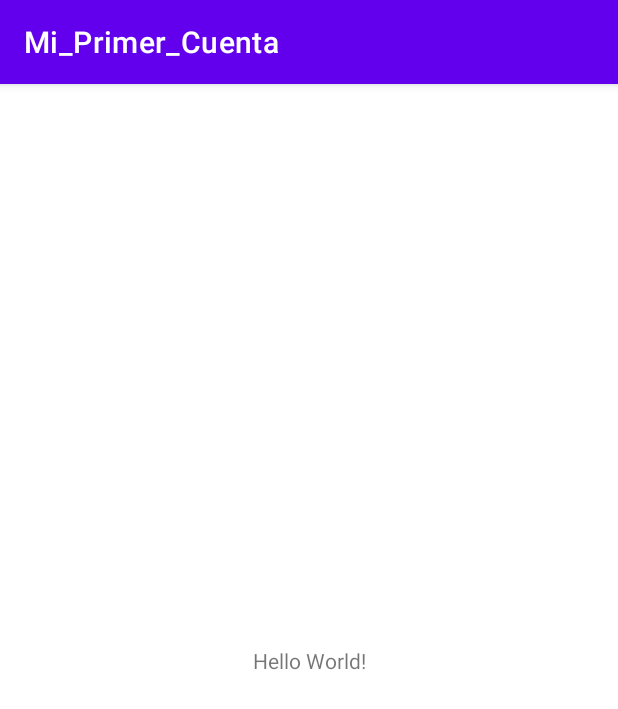
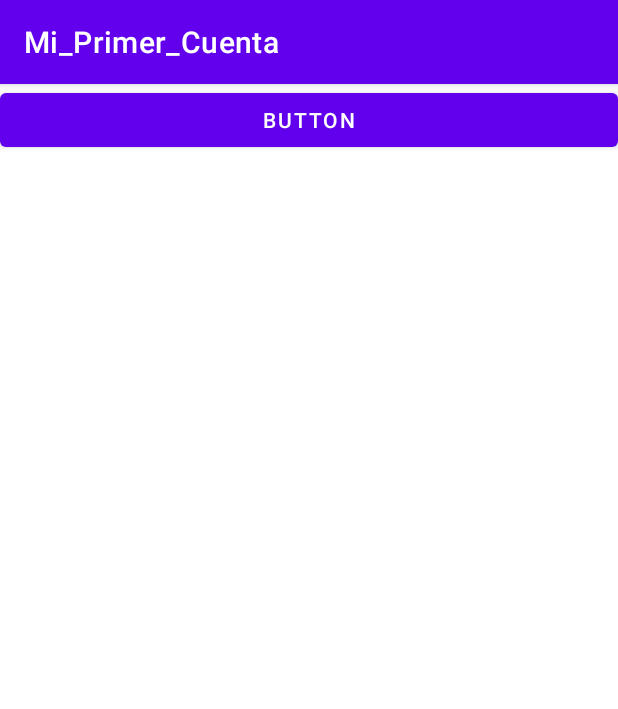
Before and after one commit to Leon-aml2/Mi_Primer_Cuenta, an Android app: the screen it shows after launch (MainActivity), on a phone screen of 412 x 824 dp. Shown: the top 709 px of the screen. Run offline under Robolectric (Android 15) with nearby library versions, the phone set to English and light mode, and no system bars.

Commit message:
clase 1 Firebase

```diff
--- a/app/build.gradle
+++ b/app/build.gradle
@@ -36,6 +36,7 @@ dependencies {
     //firebase
     implementation platform('com.google.firebase:firebase-bom:31.0.0')
     implementation 'com.google.firebase:firebase-analytics'
+    implementation 'com.google.firebase:firebase-database'
     //firebase
     testImplementation 'junit:junit:4.13.2'
     androidTestImplementation 'androidx.test.ext:junit:1.1.3'
--- a/app/src/main/java/com/example/mi_primer_cuenta/MainActivity.java
+++ b/app/src/main/java/com/example/mi_primer_cuenta/MainActivity.java
@@ -3,12 +3,23 @@ package com.example.mi_primer_cuenta;
 import androidx.appcompat.app.AppCompatActivity;
 
 import android.os.Bundle;
+import android.view.View;
+import android.widget.Button;
+import android.widget.Toast;
 
 public class MainActivity extends AppCompatActivity {
+    Button btn_Agregar;
 
     @Override
     protected void onCreate(Bundle savedInstanceState) {
         super.onCreate(savedInstanceState);
         setContentView(R.layout.activity_main);
+        btn_Agregar = (Button) findViewById(R.id.btn_Agregar);
+        btn_Agregar.setOnClickListener(new View.OnClickListener() {
+            @Override
+            public void onClick(View view) {
+                Toast.makeText(MainActivity.this, "Hola", Toast.LENGTH_SHORT).show();
+            }
+        });
     }
 }
--- a/app/src/main/res/layout/activity_main.xml
+++ b/app/src/main/res/layout/activity_main.xml
@@ -1,18 +1,15 @@
 <?xml version="1.0" encoding="utf-8"?>
-<androidx.constraintlayout.widget.ConstraintLayout xmlns:android="http://schemas.android.com/apk/res/android"
+<LinearLayout xmlns:android="http://schemas.android.com/apk/res/android"
     xmlns:app="http://schemas.android.com/apk/res-auto"
     xmlns:tools="http://schemas.android.com/tools"
     android:layout_width="match_parent"
     android:layout_height="match_parent"
     tools:context=".MainActivity">
 
-    <TextView
+    <Button
+        android:id="@+id/btn_Agregar"
         android:layout_width="wrap_content"
         android:layout_height="wrap_content"
-        android:text="Hello World!"
-        app:layout_constraintBottom_toBottomOf="parent"
-        app:layout_constraintLeft_toLeftOf="parent"
-        app:layout_constraintRight_toRightOf="parent"
-        app:layout_constraintTop_toTopOf="parent" />
-
-</androidx.constraintlayout.widget.ConstraintLayout>
+        android:layout_weight="1"
+        android:text="Button" />
+</LinearLayout>
```
